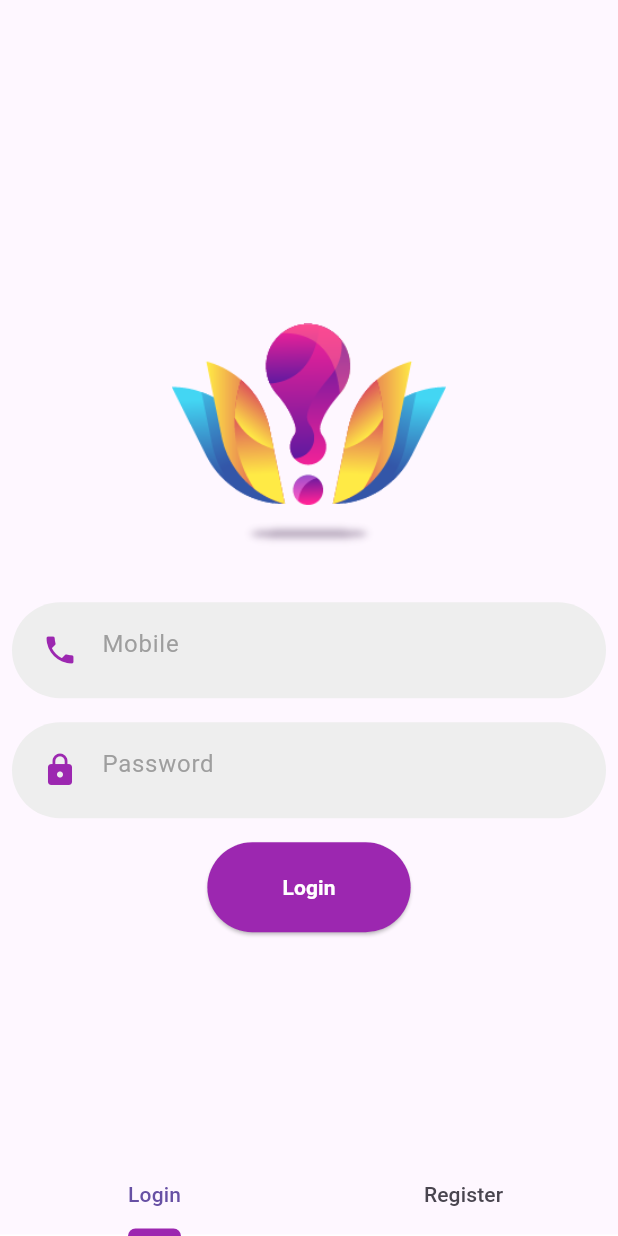
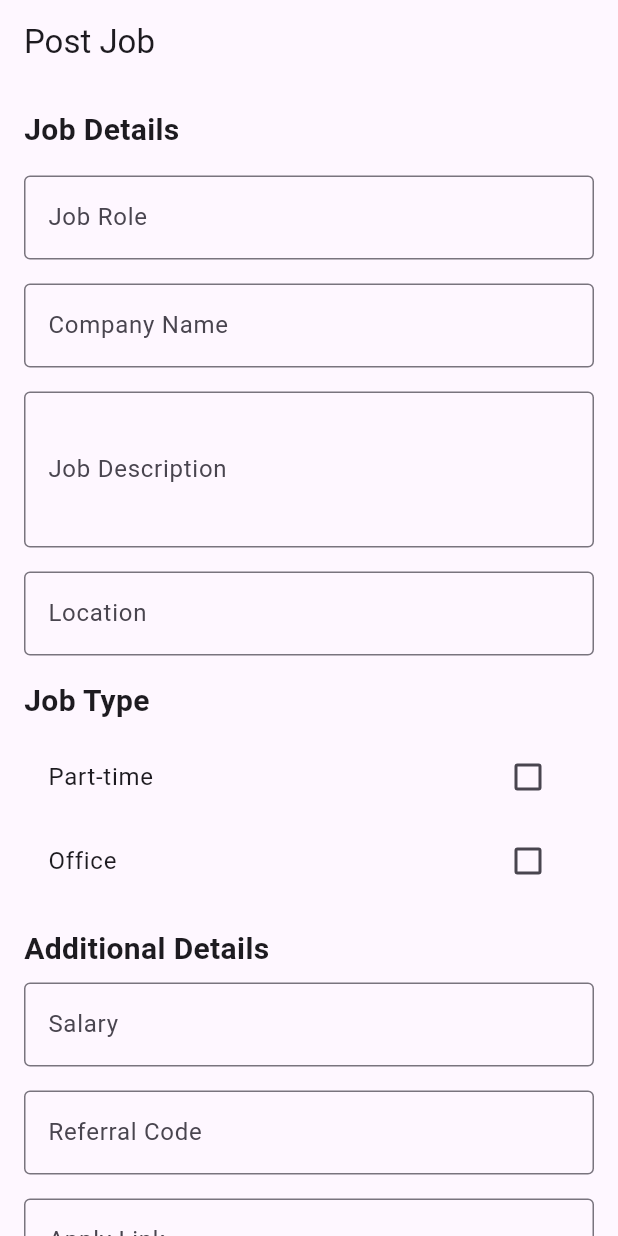
Before and after one commit to WebX-Divin/alumini_job_refer_app, a Flutter app: the screen it shows after launch, on a phone screen of 412 x 824 dp. Run offline on Flutter 3.47's test engine with Material 3 defaults, Android fonts, the phone set to English and light mode, and no system bars; our stand-ins replace shared_preferences.

Commit message:
post screen added

```diff
--- a/lib/auth_screens/signup.dart
+++ b/lib/auth_screens/signup.dart
@@ -26,12 +26,12 @@ class _SignUpState extends State<SignUp> {
       final password = passwordController.text;
       final mobile = mobileController.text;
 
-      final response = await signUp(name, email, password, mobile);
+      final result = await signUp(name, email, password, mobile);
 
-      if (response != null) {
-        final token = response['token'];
+      if (result != null) {
+        // Registration successful
+        String token = result["token"];
         await TokenHandler.saveToken('token', token);
-        // Registration successful
         Navigator.push(context,
             MaterialPageRoute(builder: (context) => const HomeScreen()));
         print('User registered successfully');
--- a/lib/endpoints/backEndpoints.dart
+++ b/lib/endpoints/backEndpoints.dart
@@ -16,7 +16,7 @@ Future signUp(String name, String email, String password, String mobile) async {
       return response;
     } else {
       // Request failed with an error code
-      print("Error: ");
+      print("Error: No response from server");
     }
   } catch (error) {
     // Handle any errors that occurred during the request
@@ -38,7 +38,7 @@ Future login(String mobile, String password) async {
       return response;
     } else {
       // Request failed with an error code
-      print("Error: ");
+      print("Error: No response from server");
     }
   } catch (error) {
     // Handle any errors that occurred during the request
--- a/lib/endpoints/tokenhandler.dart
+++ b/lib/endpoints/tokenhandler.dart
@@ -1,13 +1,13 @@
-import 'package:encrypt_shared_preferences/provider.dart';
+import 'package:shared_preferences/shared_preferences.dart';
 
 class TokenHandler {
   static Future<void> saveToken(String key, String value) async {
-    EncryptedSharedPreferences prefs = EncryptedSharedPreferences.getInstance();
+    SharedPreferences prefs = await SharedPreferences.getInstance();
     await prefs.setString(key, value);
   }
 
   static Future<String?> getToken(String key) async {
-    EncryptedSharedPreferences prefs = EncryptedSharedPreferences.getInstance();
+    SharedPreferences prefs = await SharedPreferences.getInstance();
     return prefs.getString(key);
   }
 }
--- a/lib/main.dart
+++ b/lib/main.dart
@@ -1,4 +1,4 @@
-import 'package:alumini_job_refer_app/screens/splashScreen.dart';
+import 'package:alumini_job_refer_app/screens/postScreen.dart';
 import 'package:flutter/material.dart';
 
 void main() {
@@ -16,7 +16,7 @@ class MyApp extends StatelessWidget {
       theme: ThemeData.light(
         useMaterial3: true,
       ),
-      home: const SplashScreen(),
+      home: const PostScreen(),
     );
   }
 }
--- /dev/null
+++ b/lib/screens/postScreen.dart
@@ -0,0 +1,200 @@
+import 'package:alumini_job_refer_app/screens/successScreen.dart';
+import 'package:flutter/material.dart';
+
+class PostScreen extends StatefulWidget {
+  const PostScreen({super.key});
+
+  @override
+  State<PostScreen> createState() => _PostScreenState();
+}
+
+class _PostScreenState extends State<PostScreen> {
+  final _formKey = GlobalKey<FormState>();
+
+  final _jobRoleController = TextEditingController();
+  final _companyNameController = TextEditingController();
+  final _jobDescriptionController = TextEditingController();
+  final _locationController = TextEditingController();
+  bool _isPartTime = false;
+  bool _isOffice = false;
+  final _salaryController = TextEditingController();
+  final _referralCodeController = TextEditingController();
+  final _applyLinkController = TextEditingController();
+
+  @override
+  Widget build(BuildContext context) {
+    return Scaffold(
+      appBar: AppBar(
+        title: const Text('Post Job'),
+      ),
+      body: SingleChildScrollView(
+        child: Padding(
+          padding: const EdgeInsets.all(16.0),
+          child: Column(
+            children: [
+              Form(
+                autovalidateMode: AutovalidateMode.onUserInteraction,
+                key: _formKey,
+                child: Column(
+                  crossAxisAlignment: CrossAxisAlignment.start,
+                  children: [
+                    const Text(
+                      'Job Details',
+                      style: TextStyle(
+                        fontSize: 20,
+                        fontWeight: FontWeight.bold,
+                      ),
+                    ),
+                    const SizedBox(height: 16),
+                    TextFormField(
+                      controller: _jobRoleController,
+                      decoration: const InputDecoration(
+                        labelText: 'Job Role',
+                        border: OutlineInputBorder(),
+                      ),
+                      validator: (value) {
+                        if (value == null || value.isEmpty) {
+                          return 'Please enter a job role';
+                        }
+                        return null;
+                      },
+                    ),
+                    const SizedBox(height: 16),
+                    TextFormField(
+                      controller: _companyNameController,
+                      decoration: const InputDecoration(
+                        labelText: 'Company Name',
+                        border: OutlineInputBorder(),
+                      ),
+                      validator: (value) {
+                        if (value == null || value.isEmpty) {
+                          return 'Please enter a company name';
+                        }
+                        return null;
+                      },
+                    ),
+                    const SizedBox(height: 16),
+                    TextFormField(
+                      controller: _jobDescriptionController,
+                      decoration: const InputDecoration(
+                        labelText: 'Job Description',
+                        border: OutlineInputBorder(),
+                      ),
+                      maxLines: 3,
+                      validator: (value) {
+                        if (value == null || value.isEmpty) {
+                          return 'Please enter a job description';
+                        }
+                        return null;
+                      },
+                    ),
+                    const SizedBox(height: 16),
+                    TextFormField(
+                      controller: _locationController,
+                      decoration: const InputDecoration(
+                        labelText: 'Location',
+                        border: OutlineInputBorder(),
+                      ),
+                      validator: (value) {
+                        if (value == null || value.isEmpty) {
+                          return 'Please enter a location';
+                        }
+                        return null;
+                      },
+                    ),
+                    const SizedBox(height: 16),
+                    const Text(
+                      'Job Type',
+                      style: TextStyle(
+                        fontSize: 20,
+                        fontWeight: FontWeight.bold,
+                      ),
+                    ),
+                    const SizedBox(height: 8),
+                    CheckboxListTile(
+                      title: const Text('Part-time'),
+                      value: _isPartTime,
+                      onChanged: (value) {
+                        setState(() {
+                          _isPartTime = value!;
+                        });
+                      },
+                    ),
+                    CheckboxListTile(
+                      title: const Text('Office'),
+                      value: _isOffice,
+                      onChanged: (value) {
+                        setState(() {
+                          _isOffice = value!;
+                        });
+                      },
+                    ),
+                    const SizedBox(height: 16),
+                    const Text(
+                      'Additional Details',
+                      style: TextStyle(
+                        fontSize: 20,
+                        fontWeight: FontWeight.bold,
+                      ),
+                    ),
+                    const SizedBox(height: 8),
+                    TextFormField(
+                      controller: _salaryController,
+                      decoration: const InputDecoration(
+                        labelText: 'Salary',
+                        border: OutlineInputBorder(),
+                      ),
+                      keyboardType: TextInputType.number,
+                      validator: (value) {
+                        if (value == null || value.isEmpty) {
+                          return 'Please enter a salary';
+                        }
+                        return null;
+                      },
+                    ),
+                    const SizedBox(height: 16),
+                    TextFormField(
+                      controller: _referralCodeController,
+                      decoration: const InputDecoration(
+                        labelText: 'Referral Code',
+                        border: OutlineInputBorder(),
+                      ),
+                    ),
+                    const SizedBox(height: 16),
+                    TextFormField(
+                      controller: _applyLinkController,
+                      decoration: const InputDecoration(
+                        labelText: 'Apply Link',
+                        border: OutlineInputBorder(),
+                      ),
+                      validator: (value) {
+                        if (value == null || value.isEmpty) {
+                          return 'Please enter an apply link';
+                        }
+                        return null;
+                      },
+                    ),
+                  ],
+                ),
+              ),
+              const SizedBox(height: 32),
+              ElevatedButton(
+                onPressed: () {
+                  if (_formKey.currentState!.validate()) {
+                    Navigator.push(
+                      context,
+                      MaterialPageRoute(
+                        builder: (context) => const successScreen(),
+                      ),
+                    );
+                  }
+                },
+                child: const Text('Save'),
+              ),
+            ],
+          ),
+        ),
+      ),
+    );
+  }
+}
--- a/lib/widgets/textField.dart
+++ b/lib/widgets/textField.dart
@@ -31,12 +31,13 @@ class _CustomTextFieldState extends State<CustomTextField> {
       decoration: BoxDecoration(
         color: Colors.grey.shade200,
         borderRadius: const BorderRadius.all(
-          Radius.circular(50),
+          Radius.circular(30),
         ),
       ),
       padding: const EdgeInsets.all(8),
       margin: const EdgeInsets.all(8),
       child: TextFormField(
+        autovalidateMode: AutovalidateMode.onUserInteraction,
         validator: widget.validator,
         enabled: widget.isEnabled,
         controller: widget.textEditingController,
--- a/pubspec.yaml
+++ b/pubspec.yaml
@@ -12,11 +12,11 @@ dependencies:
   flutter:
     sdk: flutter
   http:
-  encrypt_shared_preferences:
 
   # The following adds the Cupertino Icons font to your application.
   # Use with the CupertinoIcons class for iOS style icons.
   cupertino_icons: ^1.0.6
+  shared_preferences: ^2.2.2
 
 dev_dependencies:
   flutter_test:
```
Also changed, not shown: lib/auth_screens/signin.dart (+13 -6 lines), lib/endpoints/api.dart (+10 -6 lines), lib/screens/profileScreen.dart (added, +25 -0 lines), lib/screens/successScreen.dart (added, +36 -0 lines), lib/widgets/navigation.dart (+17 -13 lines), pubspec.lock.
